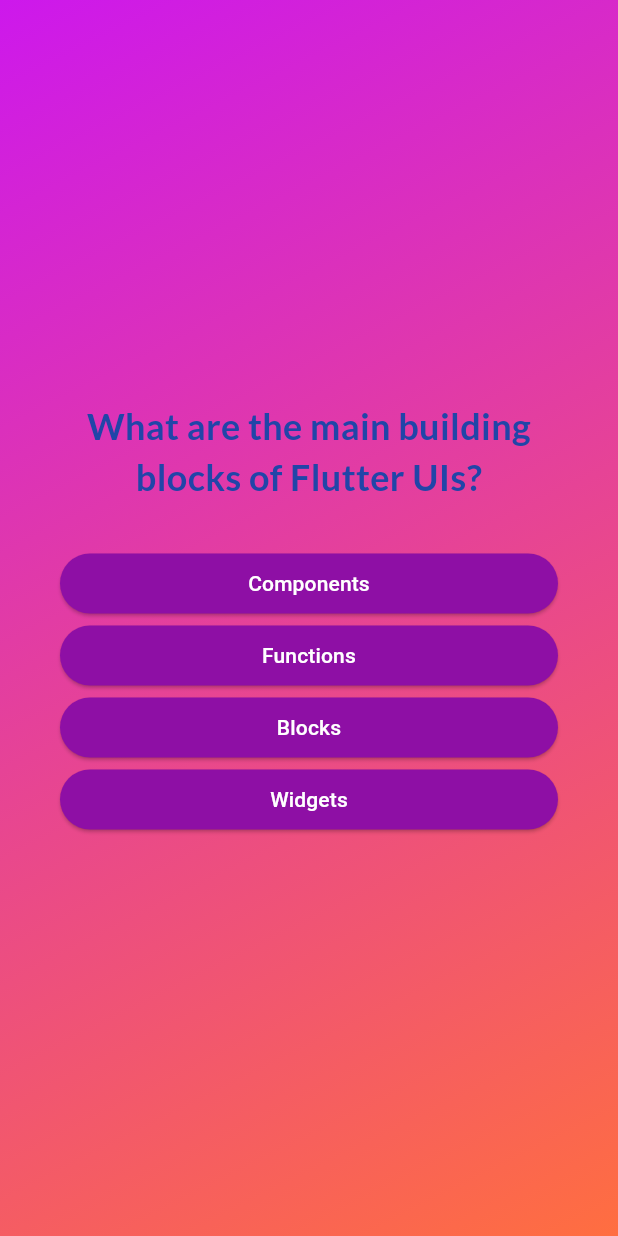
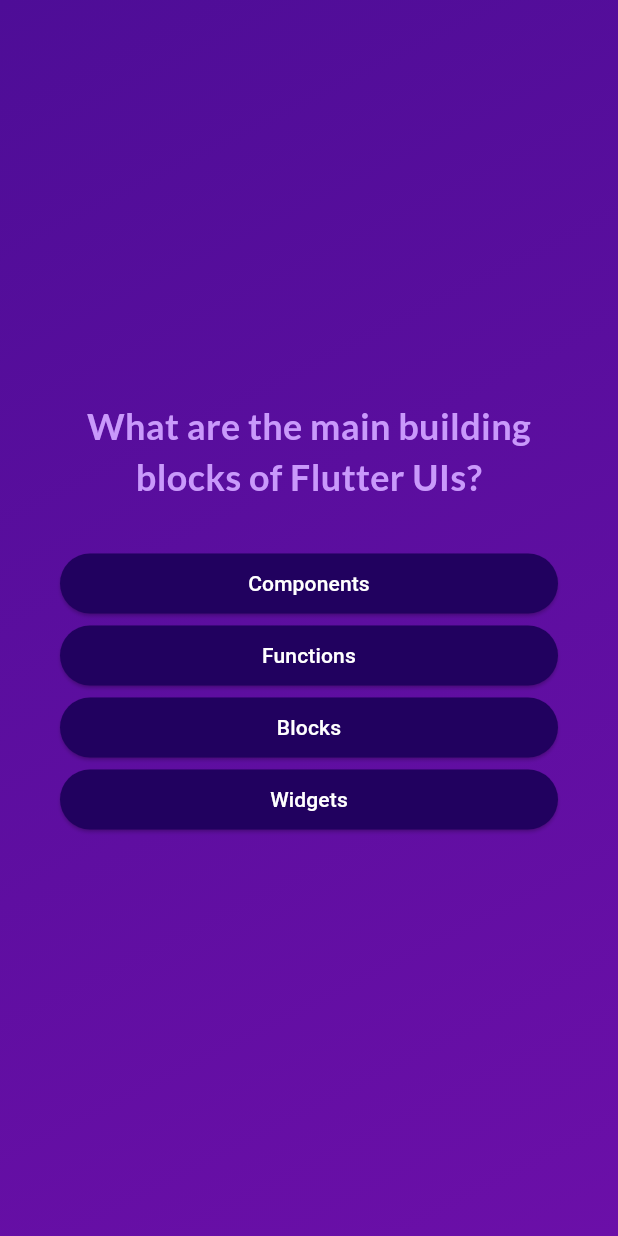
Before and after one commit to zdungpham/adv_basics, a Flutter app: the screen it shows after launch, after a tap on "Start Quiz", on a phone screen of 412 x 824 dp. Run offline on Flutter 3.47's test engine with Material 3 defaults, Android fonts, the phone set to English and light mode, and no system bars; our stand-ins replace google_fonts.

Commit message:
finish Quiz app

```diff
--- a/lib/answer_button.dart
+++ b/lib/answer_button.dart
@@ -15,13 +15,20 @@ class AnswerButton extends StatelessWidget {
     return ElevatedButton(
       onPressed: onTap,
       style: ElevatedButton.styleFrom(
-        padding: const EdgeInsets.symmetric(vertical: 10, horizontal: 40),
-        backgroundColor: const Color.fromARGB(255, 142, 15, 165),
+        padding: const EdgeInsets.symmetric(
+          vertical: 10,
+          horizontal: 40,
+        ),
+        backgroundColor: const Color.fromARGB(255, 33, 1, 95),
         foregroundColor: Colors.white,
-        shape: RoundedRectangleBorder(borderRadius: BorderRadius.circular(40))
+        shape: RoundedRectangleBorder(
+          borderRadius: BorderRadius.circular(40),
+        ),
       ),
-      child: Text(answerText,
-      textAlign: TextAlign.center,),
+      child: Text(
+        answerText,
+        textAlign: TextAlign.center,
+      ),
     );
   }
 }
--- a/lib/data/questions.dart
+++ b/lib/data/questions.dart
@@ -1,4 +1,4 @@
-import 'package:adv_basics/models/quiz_questions.dart';
+import 'package:adv_basics/models/quiz_question.dart';
 
 const questions = [
   QuizQuestion(
--- a/lib/models/quiz_questions.dart
+++ b/lib/models/quiz_question.dart
@@ -1,9 +1,10 @@
 class QuizQuestion {
   const QuizQuestion(this.text, this.answers);
+
   final String text;
   final List<String> answers;
 
-  List<String> getShuffledAnswers(){
+  List<String> getShuffledAnswers() {
     final shuffledList = List.of(answers);
     shuffledList.shuffle();
     return shuffledList;
--- a/lib/question_screen.dart
+++ b/lib/question_screen.dart
@@ -1,26 +1,32 @@
 import 'package:flutter/material.dart';
-import 'answer_button.dart';
-import 'package:adv_basics/data/questions.dart';
 import 'package:google_fonts/google_fonts.dart';
 
-class QuestionScreen extends StatefulWidget {
-  const QuestionScreen({super.key, required this.onSelectAnswer});
+import 'package:adv_basics/answer_button.dart';
+import 'package:adv_basics/data/questions.dart';
+
+class QuestionsScreen extends StatefulWidget {
+  const QuestionsScreen({
+    super.key,
+    required this.onSelectAnswer,
+  });
 
   final void Function(String answer) onSelectAnswer;
 
   @override
-  State<QuestionScreen> createState() {
-    return _QuestionScreenState();
+  State<QuestionsScreen> createState() {
+    return _QuestionsScreenState();
   }
 }
 
-class _QuestionScreenState extends State<QuestionScreen> {
+class _QuestionsScreenState extends State<QuestionsScreen> {
   var currentQuestionIndex = 0;
 
   void answerQuestion(String selectedAnswer) {
-    widget.onSelectAnswer('...');
+    widget.onSelectAnswer(selectedAnswer);
+    // currentQuestionIndex = currentQuestionIndex + 1;
+    // currentQuestionIndex += 1;
     setState(() {
-      currentQuestionIndex++;
+      currentQuestionIndex++; // increments the value by 1
     });
   }
 
@@ -39,7 +45,7 @@ class _QuestionScreenState extends State<QuestionScreen> {
             Text(
               currentQuestion.text,
               style: GoogleFonts.lato(
-                color: const Color.fromARGB(255, 33, 69, 168),
+                color: const Color.fromARGB(255, 201, 153, 251),
                 fontSize: 24,
                 fontWeight: FontWeight.bold,
               ),
@@ -47,10 +53,12 @@ class _QuestionScreenState extends State<QuestionScreen> {
             ),
             const SizedBox(height: 30),
             ...currentQuestion.getShuffledAnswers().map((answer) {
-              return AnswerButton(answerText: answer,
-              onTap: (){
-                answerQuestion(answer);
-              });
+              return AnswerButton(
+                answerText: answer,
+                onTap: () {
+                  answerQuestion(answer);
+                },
+              );
             })
           ],
         ),
--- a/lib/quiz.dart
+++ b/lib/quiz.dart
@@ -1,19 +1,19 @@
-import 'package:adv_basics/data/questions.dart';
 import 'package:adv_basics/question_screen.dart';
+import 'package:flutter/material.dart';
+
 import 'package:adv_basics/start_screen.dart';
-import 'package:flutter/material.dart';
+import 'package:adv_basics/question_screen.dart';
 import 'package:adv_basics/data/questions.dart';
 import 'package:adv_basics/results_screen.dart';
 
 class Quiz extends StatefulWidget {
   const Quiz({super.key});
+
   @override
   State<Quiz> createState() {
     return _QuizState();
   }
 }
-
-
 
 class _QuizState extends State<Quiz> {
   List<String> selectedAnswers = [];
@@ -25,37 +25,52 @@ class _QuizState extends State<Quiz> {
     });
   }
 
-  void chooseAnswer(String answer){
+  void chooseAnswer(String answer) {
     selectedAnswers.add(answer);
 
-    if(selectedAnswers.length == questions.length){
+    if (selectedAnswers.length == questions.length) {
       setState(() {
-        selectedAnswers = [];
         activeScreen = 'results-screen';
       });
     }
+  }
+
+  void restartQuiz() {
+    setState(() {
+      selectedAnswers = [];
+      activeScreen = 'questions-screen';
+    });
   }
 
   @override
   Widget build(context) {
     Widget screenWidget = StartScreen(switchScreen);
 
-    if(activeScreen == 'questions-screen'){
-      screenWidget =  QuestionScreen(onSelectAnswer: chooseAnswer,);
+    if (activeScreen == 'questions-screen') {
+      screenWidget = QuestionsScreen(
+        onSelectAnswer: chooseAnswer,
+      );
     }
 
-    if(activeScreen == 'results-screen'){
-      screenWidget =   ResultsScreen(chosenAnswers: selectedAnswers,);
+    if (activeScreen == 'results-screen') {
+      screenWidget = ResultsScreen(
+        chosenAnswers: selectedAnswers,
+        onRestart: restartQuiz,
+      );
     }
 
     return MaterialApp(
       home: Scaffold(
         body: Container(
           decoration: const BoxDecoration(
-            gradient: LinearGradient(colors: [
-              Color.fromARGB(255, 205, 24, 236),
-              Colors.deepOrangeAccent
-            ], begin: Alignment.topLeft, end: Alignment.bottomRight),
+            gradient: LinearGradient(
+              colors: [
+                Color.fromARGB(255, 78, 13, 151),
+                Color.fromARGB(255, 107, 15, 168),
+              ],
+              begin: Alignment.topLeft,
+              end: Alignment.bottomRight,
+            ),
           ),
           child: screenWidget,
         ),
--- a/lib/start_screen.dart
+++ b/lib/start_screen.dart
@@ -12,22 +12,35 @@ class StartScreen extends StatelessWidget {
       child: Column(
         mainAxisSize: MainAxisSize.min,
         children: [
-          Image.asset('assets/images/quiz-logo.png',
-              color: const Color.fromARGB(92, 255, 255, 255), width: 300),
+          Image.asset(
+            'assets/images/quiz-logo.png',
+            width: 300,
+            color: const Color.fromARGB(150, 255, 255, 255),
+          ),
           // Opacity(
-          //     opacity: 0.6,
-          //     child: Image.asset(
-          //'assets/images/quiz-logo.png',
-          //width: 300)),
+          //   opacity: 0.6,
+          //   child: Image.asset(
+          //     'assets/images/quiz-logo.png',
+          //     width: 300,
+          //   ),
+          // ),
           const SizedBox(height: 80),
-          Text('Learn Flutter the fun way!',
-              style: GoogleFonts.lato(color: Colors.amber, fontSize: 24),),
+          Text(
+            'Learn Flutter the fun way!',
+            style: GoogleFonts.lato(
+              color: const Color.fromARGB(255, 237, 223, 252),
+              fontSize: 24,
+            ),
+          ),
           const SizedBox(height: 30),
           OutlinedButton.icon(
-              onPressed: startQuiz,
-              style: OutlinedButton.styleFrom(foregroundColor: Colors.white),
-              icon: const Icon(Icons.arrow_right_alt),
-              label: const Text('Start Quiz'))
+            onPressed: startQuiz,
+            style: OutlinedButton.styleFrom(
+              foregroundColor: Colors.white,
+            ),
+            icon: const Icon(Icons.arrow_right_alt),
+            label: const Text('Start Quiz'),
+          )
         ],
       ),
     );
```
Also changed, not shown: lib/question_identifier.dart (added, +35 -0 lines), lib/questions_summary.dart (+16 -14 lines), lib/results_screen.dart (+37 -10 lines), lib/summary_item.dart (added, +58 -0 lines).
